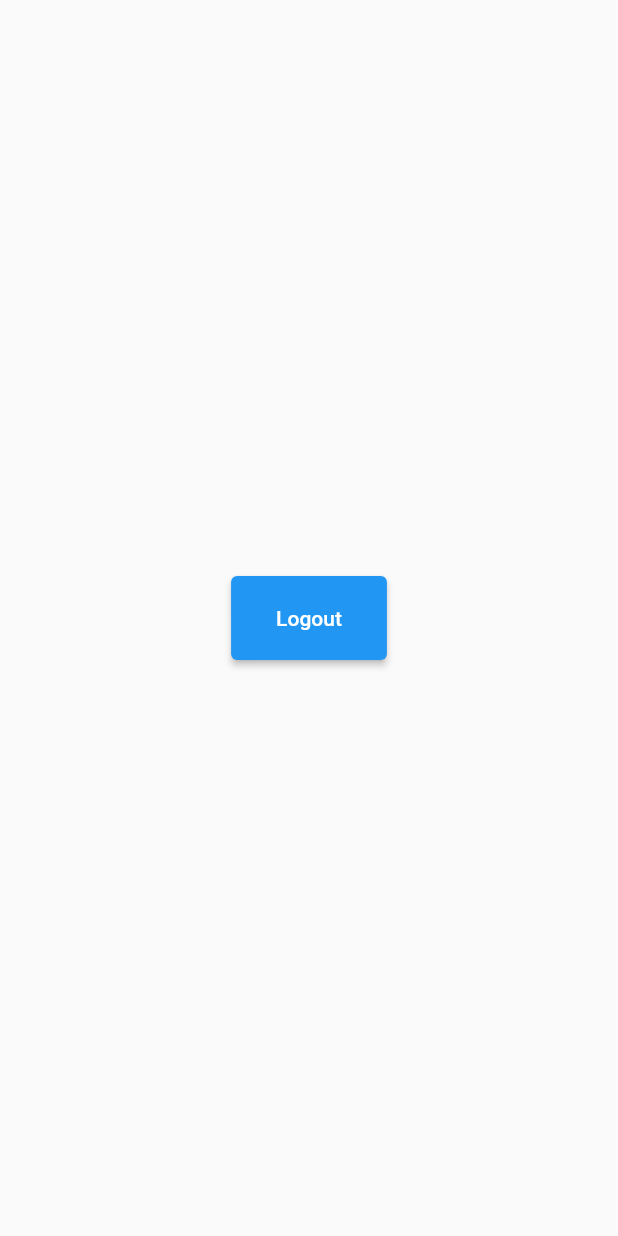
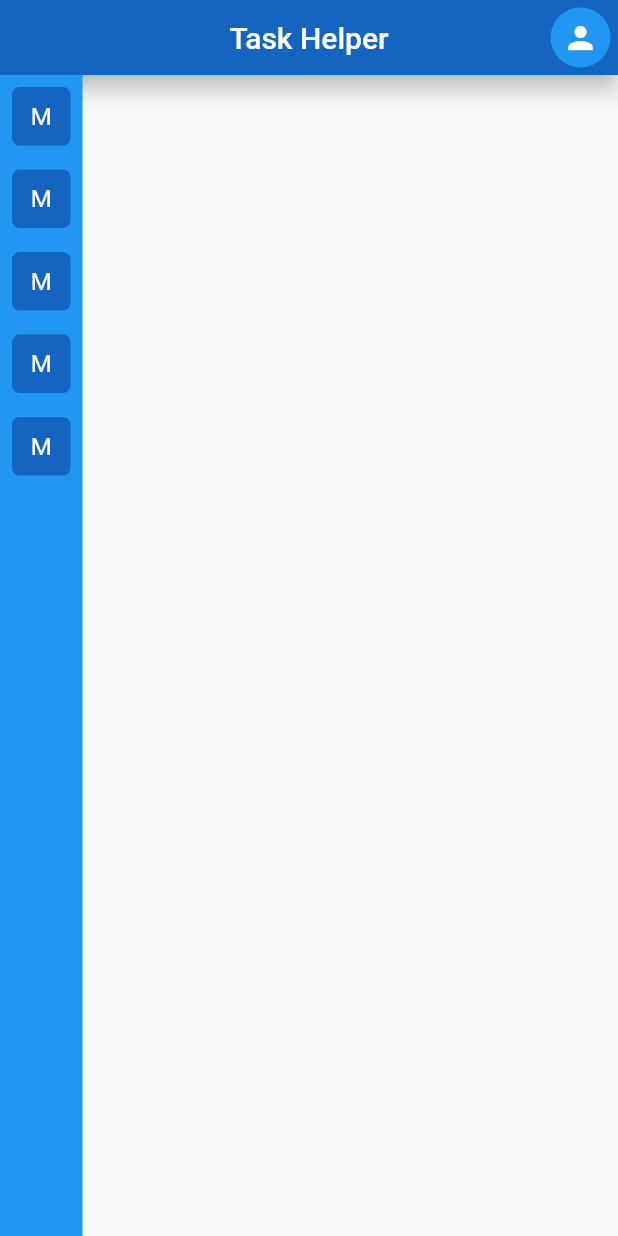
Before and after one commit to mag-team/task-helper-flutter, a Flutter app: the HomeScreen screen opened directly, on a phone screen of 412 x 824 dp. Run offline on Flutter 3.47's test engine with Material 2 defaults, Android fonts, the phone set to English and light mode, and no system bars; our stand-ins replace graphql_flutter, shared_preferences; accounts and stored records are empty.

Commit message:
Add home screen template

```diff
--- a/lib/graphql.dart
+++ b/lib/graphql.dart
@@ -14,7 +14,7 @@ GraphQLClient _getRefreshClient() {
   );
 
   return GraphQLClient(
-    link: _apiLink.concat(authLink),
+    link: authLink.concat(_apiLink),
     cache: GraphQLCache(),
   );
 }
@@ -51,7 +51,7 @@ ValueNotifier<GraphQLClient> _getGqlClient() {
 
   return ValueNotifier(
     GraphQLClient(
-      link: _apiLink.concat(authLink),
+      link: authLink.concat(_apiLink),
       cache: GraphQLCache(),
     ),
   );
--- a/lib/main.dart
+++ b/lib/main.dart
@@ -18,6 +18,7 @@ class App extends StatelessWidget {
 
   @override
   Widget build(BuildContext context) => MaterialApp(
+        title: 'Task Helper',
         theme: ThemeData(
           inputDecorationTheme: const InputDecorationTheme(
             border: OutlineInputBorder(),
--- a/lib/sceens/home/home_screen.dart
+++ b/lib/sceens/home/home_screen.dart
@@ -1,4 +1,7 @@
 import 'package:flutter/material.dart';
+import 'package:graphql_flutter/graphql_flutter.dart';
+import 'package:task_helper/graphql.dart';
+import 'package:task_helper/models/user.dart';
 import 'package:task_helper/token_storage.dart';
 
 class HomeScreen extends StatelessWidget {
@@ -6,16 +9,184 @@ class HomeScreen extends StatelessWidget {
 
   @override
   Widget build(BuildContext context) => Scaffold(
-        body: Center(
-          child: ElevatedButton(
-            onPressed: () async {
-              await setAccessToken(null);
-              await setRefreshToken(null);
+        body: Column(
+          children: [
+            const TopBar(),
+            Expanded(
+              child: Row(
+                children: const [
+                  SideBar(),
+                ],
+              ),
+            ),
+          ],
+        ),
+      );
+}
 
-              Navigator.pushNamedAndRemoveUntil(context, '/', (route) => false);
-            },
-            child: const Text('Logout'),
+class SideBar extends StatelessWidget {
+  const SideBar({Key? key}) : super(key: key);
+
+  @override
+  Widget build(BuildContext context) {
+    final theme = Theme.of(context);
+
+    return SizedBox(
+      width: 55,
+      child: Material(
+        elevation: 0,
+        color: theme.primaryColor,
+        child: ListView.builder(
+          itemCount: 5,
+          itemBuilder: (context, index) => InkWell(
+            onTap: () {},
+            child: Padding(
+              padding: const EdgeInsets.all(8),
+              child: Material(
+                type: MaterialType.button,
+                borderRadius: BorderRadius.circular(5),
+                color: Colors.blue.shade800,
+                child: AspectRatio(
+                  aspectRatio: 1,
+                  child: Center(
+                    child: Text(
+                      'M',
+                      style: theme.textTheme.subtitle1!.copyWith(
+                        color: Colors.white,
+                      ),
+                    ),
+                  ),
+                ),
+              ),
+            ),
+          ),
+        ),
+      ),
+    );
+  }
+}
+
+class TopBar extends StatelessWidget {
+  const TopBar({Key? key}) : super(key: key);
+
+  @override
+  Widget build(BuildContext context) => Material(
+        elevation: 6,
+        color: Colors.blue.shade800,
+        child: Padding(
+          padding: const EdgeInsets.all(5),
+          child: Row(
+            children: [
+              const Expanded(child: SizedBox.shrink()),
+              Text(
+                'Task Helper',
+                style: Theme.of(context)
+                    .textTheme
+                    .headline6!
+                    .copyWith(color: Colors.white),
+              ),
+              Expanded(
+                child: Align(
+                  alignment: Alignment.centerRight,
+                  child: Material(
+                    type: MaterialType.button,
+                    borderRadius: BorderRadius.circular(50),
+                    clipBehavior: Clip.antiAlias,
+                    color: Colors.blue,
+                    child: InkWell(
+                      onTap: () => showDialog(
+                        context: context,
+                        builder: (_) => const Profile(),
+                      ),
+                      child: const Padding(
+                        padding: EdgeInsets.all(8),
+                        child: Icon(
+                          Icons.person,
+                          color: Colors.white,
+                        ),
+                      ),
+                    ),
+                  ),
+                ),
+              ),
+            ],
           ),
         ),
       );
 }
+
+class Profile extends StatelessWidget {
+  const Profile({Key? key}) : super(key: key);
+
+  @override
+  Widget build(BuildContext context) => Dialog(
+        child: Padding(
+          padding: const EdgeInsets.all(30),
+          child: Query(
+            options: QueryOptions(
+              document: gql(userQuery),
+              variables: {'id': userId},
+            ),
+            builder: (result, {fetchMore, refetch}) {
+              final textTheme = Theme.of(context).textTheme;
+
+              if (result.hasException) {
+                debugPrint(result.exception?.toString());
+
+                return Column(
+                  mainAxisSize: MainAxisSize.min,
+                  children: [
+                    const Icon(Icons.error),
+                    Text(
+                      'Something went wrong',
+                      style: textTheme.subtitle1,
+                    ),
+                  ],
+                );
+              }
+
+              if (result.isLoading) {
+                return const SizedBox(
+                  height: 100,
+                  width: 100,
+                  child: Center(child: CircularProgressIndicator()),
+                );
+              }
+
+              final user = User.fromMap(result.data!['user']);
+
+              return SizedBox(
+                width: 400,
+                child: Row(
+                  crossAxisAlignment: CrossAxisAlignment.start,
+                  children: [
+                    Expanded(
+                      child: Column(
+                        mainAxisSize: MainAxisSize.min,
+                        crossAxisAlignment: CrossAxisAlignment.start,
+                        children: [
+                          Text('My profile', style: textTheme.headline4),
+                          const SizedBox(height: 15),
+                          Text(user.username, style: textTheme.headline5),
+                          Text(user.email, style: textTheme.subtitle1),
+                          Text(user.id, style: textTheme.subtitle2),
+                        ],
+                      ),
+                    ),
+                    IconButton(
+                      onPressed: () async {
+                        await logout();
+                        Navigator.pushNamedAndRemoveUntil(
+                            context, '/', (route) => false);
+                      },
+                      tooltip: 'Logout',
+                      icon: const Icon(Icons.logout, color: Colors.red),
+                    ),
+                  ],
+                ),
+              );
+            },
+          ),
+        ),
+      );
+}
--- a/lib/token_storage.dart
+++ b/lib/token_storage.dart
@@ -3,6 +3,8 @@ import 'package:task_helper/models/token.dart';
 
 Token? _accessToken;
 Token? _refreshToken;
+
+String? get userId => _refreshToken?.userId ?? _accessToken?.userId;
 
 Future<Token?> getAccessToken() async {
   if (_accessToken != null) return _accessToken;
@@ -45,3 +47,8 @@ Future<bool> setRefreshToken(Token? token) async {
 
   return _storage.setString('refresh_token', token.token);
 }
+
+Future<void> logout() async {
+  setAccessToken(null);
+  await setRefreshToken(null);
+}
```
Also changed, not shown: lib/sceens/auth/auth_screen.dart (+21 -6 lines).
